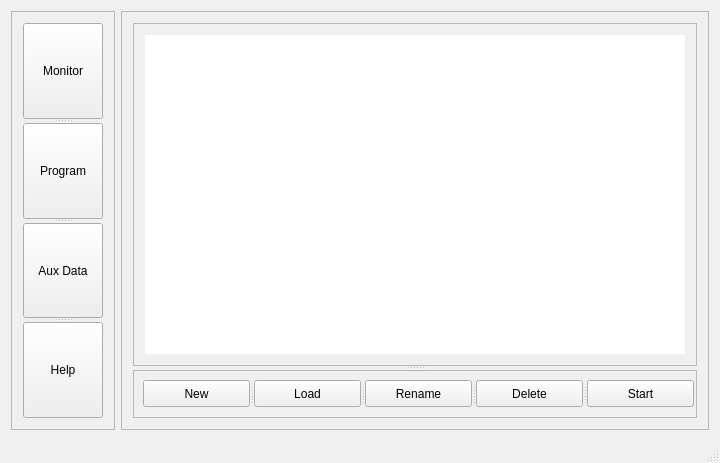
The window that mainwindow.ui (simachewh/chamberControlPcGUIPT) describes before a commit, drawn with Qt 5.
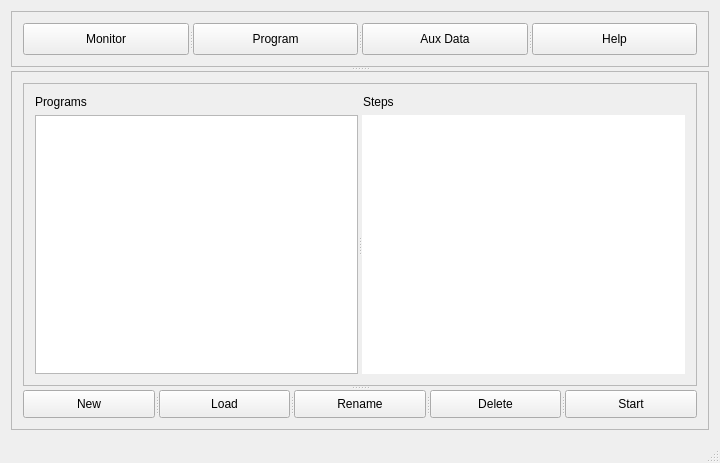
The same window after the commit. Icons and pictures are not drawn.

Commit message: add step and add program changed, program saves upon step adding.

What changed in the file:
```diff
--- a/mainwindow.ui
+++ b/mainwindow.ui
@@ -30,26 +30,36 @@
      <height>0</height>
     </size>
    </property>
-   <layout class="QGridLayout" name="gridLayout_4">
-    <item row="0" column="0">
-     <widget class="QFrame" name="navFrame">
-      <property name="sizePolicy">
-       <sizepolicy hsizetype="Fixed" vsizetype="Minimum">
-        <horstretch>0</horstretch>
-        <verstretch>0</verstretch>
-       </sizepolicy>
-      </property>
-      <property name="frameShape">
-       <enum>QFrame::StyledPanel</enum>
-      </property>
-      <property name="frameShadow">
-       <enum>QFrame::Raised</enum>
-      </property>
       <layout class="QGridLayout" name="gridLayout_5">
        <item row="0" column="0">
+     <widget class="QSplitter" name="splitter_4">
+      <property name="orientation">
+       <enum>Qt::Vertical</enum>
+      </property>
+      <widget class="QFrame" name="navFrame">
+       <property name="sizePolicy">
+        <sizepolicy hsizetype="Minimum" vsizetype="Fixed">
+         <horstretch>0</horstretch>
+         <verstretch>0</verstretch>
+        </sizepolicy>
+       </property>
+       <property name="frameShape">
+        <enum>QFrame::StyledPanel</enum>
+       </property>
+       <property name="frameShadow">
+        <enum>QFrame::Raised</enum>
+       </property>
+       <layout class="QGridLayout" name="gridLayout_4">
+        <item row="0" column="0">
         <widget class="QSplitter" name="splitter">
+          <property name="sizePolicy">
+           <sizepolicy hsizetype="Preferred" vsizetype="Minimum">
+            <horstretch>0</horstretch>
+            <verstretch>0</verstretch>
+           </sizepolicy>
+          </property>
          <property name="orientation">
-          <enum>Qt::Vertical</enum>
+           <enum>Qt::Horizontal</enum>
          </property>
          <widget class="QPushButton" name="monitorButton">
           <property name="text">
@@ -75,9 +85,13 @@
        </item>
       </layout>
      </widget>
-    </item>
-    <item row="0" column="1">
      <widget class="QStackedWidget" name="stackedWidget">
+       <property name="sizePolicy">
+        <sizepolicy hsizetype="Maximum" vsizetype="Maximum">
+         <horstretch>0</horstretch>
+         <verstretch>0</verstretch>
+        </sizepolicy>
+       </property>
       <property name="frameShape">
        <enum>QFrame::StyledPanel</enum>
       </property>
@@ -526,13 +540,19 @@
        </layout>
       </widget>
       <widget class="QWidget" name="programPage">
-       <layout class="QGridLayout" name="gridLayout_9">
+        <layout class="QGridLayout" name="gridLayout_6">
         <item row="0" column="0">
          <widget class="QSplitter" name="splitter_3">
           <property name="orientation">
            <enum>Qt::Vertical</enum>
           </property>
           <widget class="QFrame" name="programsViewFrame">
+            <property name="sizePolicy">
+             <sizepolicy hsizetype="Maximum" vsizetype="Maximum">
+              <horstretch>0</horstretch>
+              <verstretch>0</verstretch>
+             </sizepolicy>
+            </property>
            <property name="frameShape">
             <enum>QFrame::StyledPanel</enum>
            </property>
@@ -541,9 +561,62 @@
            </property>
            <layout class="QGridLayout" name="gridLayout_8">
             <item row="0" column="0">
-             <widget class="QTableView" name="programsTableView">
+              <widget class="QLabel" name="programsLable">
               <property name="sizePolicy">
-               <sizepolicy hsizetype="MinimumExpanding" vsizetype="Minimum">
+                <sizepolicy hsizetype="Minimum" vsizetype="Fixed">
+                 <horstretch>0</horstretch>
+                 <verstretch>0</verstretch>
+                </sizepolicy>
+               </property>
+               <property name="text">
+                <string>Programs</string>
+               </property>
+               <property name="buddy">
+                <cstring>programsListView</cstring>
+               </property>
+              </widget>
+             </item>
+             <item row="0" column="1">
+              <widget class="QLabel" name="stepsLabel">
+               <property name="sizePolicy">
+                <sizepolicy hsizetype="Minimum" vsizetype="Fixed">
+                 <horstretch>0</horstretch>
+                 <verstretch>0</verstretch>
+                </sizepolicy>
+               </property>
+               <property name="text">
+                <string>Steps</string>
+               </property>
+               <property name="buddy">
+                <cstring>stepsTableView</cstring>
+               </property>
+              </widget>
+             </item>
+             <item row="1" column="0" colspan="2">
+              <widget class="QSplitter" name="splitter_5">
+               <property name="sizePolicy">
+                <sizepolicy hsizetype="Preferred" vsizetype="Preferred">
+                 <horstretch>0</horstretch>
+                 <verstretch>0</verstretch>
+                </sizepolicy>
+               </property>
+               <property name="orientation">
+                <enum>Qt::Horizontal</enum>
+               </property>
+               <property name="childrenCollapsible">
+                <bool>false</bool>
+               </property>
+               <widget class="QListView" name="programsListView">
+                <property name="sizePolicy">
+                 <sizepolicy hsizetype="Minimum" vsizetype="Maximum">
+                  <horstretch>0</horstretch>
+                  <verstretch>0</verstretch>
+                 </sizepolicy>
+                </property>
+               </widget>
+               <widget class="QTableView" name="stepsTableView">
+                <property name="sizePolicy">
+                 <sizepolicy hsizetype="Maximum" vsizetype="Expanding">
                 <horstretch>0</horstretch>
                 <verstretch>0</verstretch>
                </sizepolicy>
@@ -555,33 +628,13 @@
                <enum>Qt::DashLine</enum>
               </property>
              </widget>
+              </widget>
             </item>
            </layout>
           </widget>
-          <widget class="QFrame" name="programActionsFrame">
-           <property name="sizePolicy">
-            <sizepolicy hsizetype="Minimum" vsizetype="Fixed">
-             <horstretch>0</horstretch>
-             <verstretch>0</verstretch>
-            </sizepolicy>
-           </property>
-           <property name="frameShape">
-            <enum>QFrame::StyledPanel</enum>
-           </property>
-           <property name="frameShadow">
-            <enum>QFrame::Raised</enum>
-           </property>
            <widget class="QSplitter" name="splitter_2">
-            <property name="geometry">
-             <rect>
-              <x>10</x>
-              <y>10</y>
-              <width>551</width>
-              <height>27</height>
-             </rect>
-            </property>
             <property name="sizePolicy">
-             <sizepolicy hsizetype="Minimum" vsizetype="Minimum">
+             <sizepolicy hsizetype="Minimum" vsizetype="Fixed">
               <horstretch>0</horstretch>
               <verstretch>0</verstretch>
              </sizepolicy>
@@ -616,7 +669,6 @@
             </widget>
            </widget>
           </widget>
-         </widget>
         </item>
        </layout>
       </widget>
@@ -641,6 +693,7 @@
          </widget>
         </item>
        </layout>
+       </widget>
       </widget>
      </widget>
     </item>
```
Lines whose indentation alone changed are shown as unchanged. The commit also changes 14 other files.
